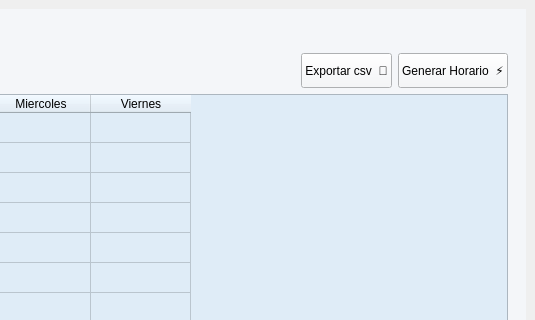
This is src/ui/horarios.ui in IvanJesusCorbalanPascual/Creador-de-Horarios as Qt 5 draws it before an edit; both pictures show x 675 to 1210 and y 0 to 320 of the 1210 by 740 pixel window. The edited form follows.
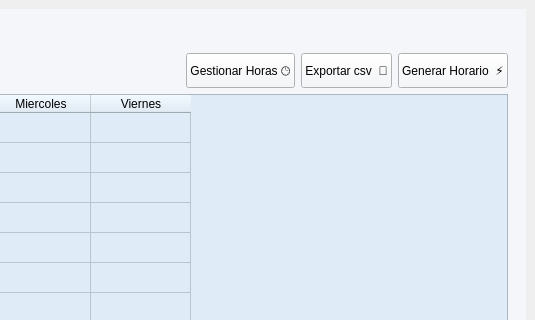
This is the edited form. The open tabs and pages were chosen to show the change. Icons and pictures are not drawn.

Commit message:
Profesores y horarios
Añadido a el proyecto una manera de que se puedan añadir los mismos profesores a distintos cursos a la vez sin tener que crearlos desde cero y crado una manera de gestionar los horarios de clase para poder añadir y eliminar horas

The edit to the form file:
```diff
--- a/src/ui/horarios.ui
+++ b/src/ui/horarios.ui
@@ -822,6 +822,25 @@
                </property>
               </spacer>
              </item>
+             <item>
+              <widget class="QPushButton" name="btn_gestionar_horas">
+               <property name="minimumSize">
+                <size>
+                 <width>0</width>
+                 <height>35</height>
+                </size>
+               </property>
+               <property name="cursor">
+                <cursorShape>PointingHandCursor</cursorShape>
+               </property>
+               <property name="styleSheet">
+                <string notr="true"/>
+               </property>
+               <property name="text">
+                <string>Gestionar Horas 🕒</string>
+               </property>
+              </widget>
+             </item>
              <item>
               <widget class="QPushButton" name="btn_exportar_csv">
                <property name="minimumSize">
```
The commit also changes 7 other files.
